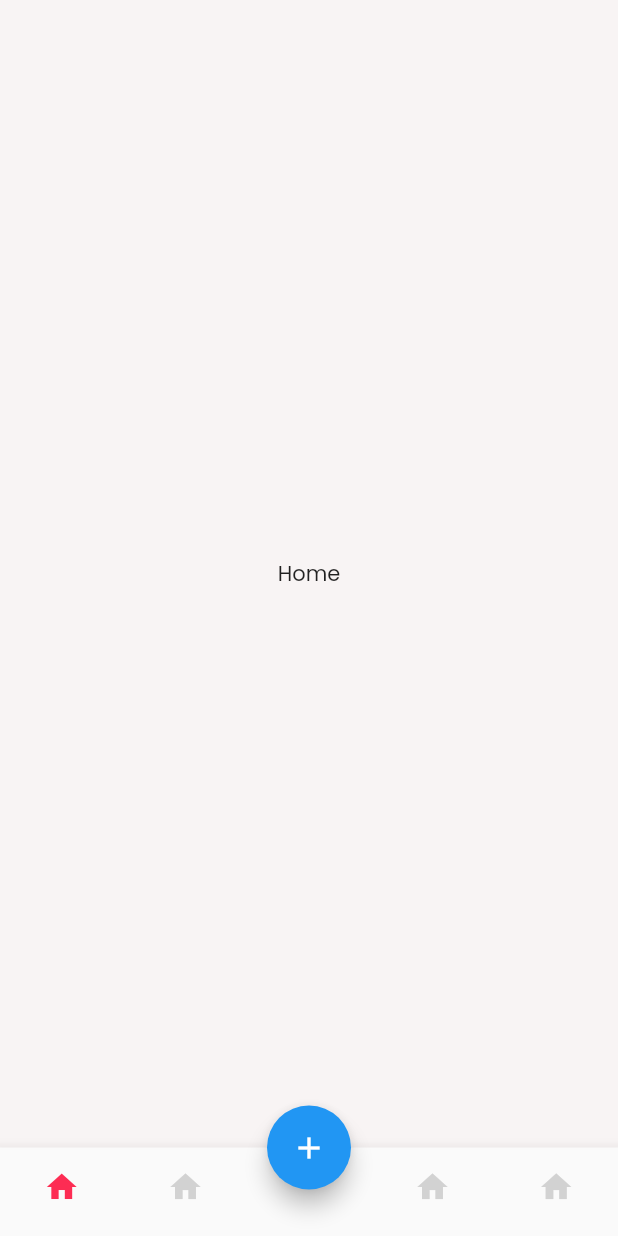
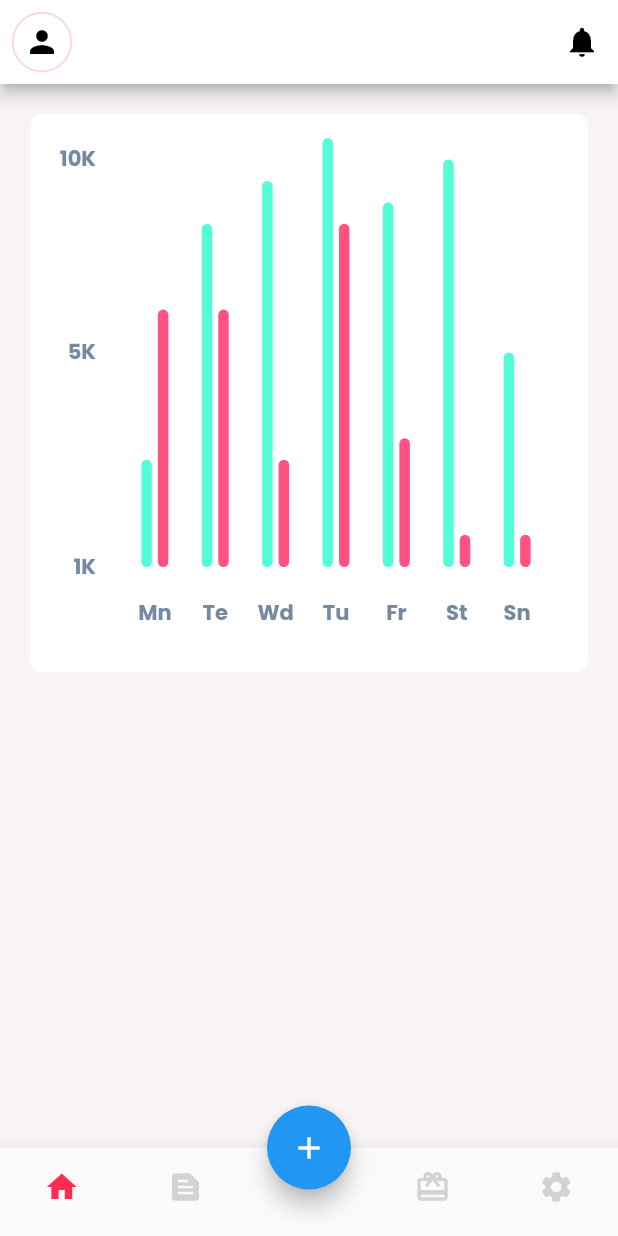
Before and after one commit to mardel17/scan_invoice, a Flutter app: the screen it shows after launch, on a phone screen of 412 x 824 dp. Run offline on Flutter 3.47's test engine with Material 2 defaults, Android fonts, the phone set to English and light mode, and no system bars; drawn by our look-alikes of fl_chart; our stand-ins replace fluttertoast, google_fonts.

Commit message:
home chart

```diff
--- a/lib/view/home/home_screen.dart
+++ b/lib/view/home/home_screen.dart
@@ -1,4 +1,5 @@
 import 'package:flutter/material.dart';
+import 'package:scan_invoice/widget/home_chart.dart';
 
 class HomeScreen extends StatefulWidget {
   const HomeScreen({Key? key}) : super(key: key);
@@ -10,8 +11,14 @@ class HomeScreen extends StatefulWidget {
 class _HomeScreenState extends State<HomeScreen> {
   @override
   Widget build(BuildContext context) {
-    return const Center(
-      child: Text("Home"),
+    return SingleChildScrollView(
+      padding: const EdgeInsets.all(16),
+      child: Column(
+        children: [
+          HomeChart(),
+          SizedBox(height: 16),
+        ],
+      ),
     );
   }
 }
--- a/lib/view/main_page.dart
+++ b/lib/view/main_page.dart
@@ -32,6 +32,24 @@ class _MainPageState extends State<MainPage> {
   Widget build(BuildContext context) {
     return Scaffold(
       backgroundColor: COLOR.BACKGROUND,
+      appBar: AppBar(
+        leading: IconButton(
+          onPressed: () {},
+          icon: Container(
+            height: 58,
+            width: 58,
+            decoration: BoxDecoration(
+                shape: BoxShape.circle, border: Border.all(color: COLOR.RED.withOpacity(0.2))),
+            child: const Icon(Icons.person),
+          ),
+        ),
+        actions: [
+          IconButton(
+            onPressed: () {},
+            icon: const Icon(Icons.notifications),
+          ),
+        ],
+      ),
       body: _screens[_selectedIndex < 2 ? _selectedIndex : _selectedIndex - 1],
       bottomNavigationBar: BottomNavigationBar(
         type: BottomNavigationBarType.fixed,
@@ -42,10 +60,10 @@ class _MainPageState extends State<MainPage> {
         unselectedItemColor: COLOR.MENU_DISABLE,
         items: [
           _getBottomMenuItem(Icons.home),
-          _getBottomMenuItem(Icons.home),
+          _getBottomMenuItem(Icons.text_snippet),
           BottomNavigationBarItem(icon: Container(), label: ""),
-          _getBottomMenuItem(Icons.home),
-          _getBottomMenuItem(Icons.home),
+          _getBottomMenuItem(Icons.card_giftcard),
+          _getBottomMenuItem(Icons.settings),
         ],
         onTap: (i) {
           setState(() {
--- /dev/null
+++ b/lib/widget/home_chart.dart
@@ -0,0 +1,239 @@
+import 'package:fl_chart/fl_chart.dart';
+import 'package:flutter/cupertino.dart';
+import 'package:flutter/material.dart';
+
+class HomeChart extends StatefulWidget {
+  const HomeChart({Key? key}) : super(key: key);
+
+  @override
+  State<StatefulWidget> createState() => HomeChartState();
+}
+
+class HomeChartState extends State<HomeChart> {
+  final Color leftBarColor = const Color(0xff53fdd7);
+  final Color rightBarColor = const Color(0xffff5182);
+  final double width = 7;
+
+  late List<BarChartGroupData> rawBarGroups;
+  late List<BarChartGroupData> showingBarGroups;
+
+  int touchedGroupIndex = -1;
+
+  late List<String> _times;
+  late String _selectedTime;
+
+  @override
+  void initState() {
+    super.initState();
+    final barGroup1 = makeGroupData(0, 5, 12);
+    final barGroup2 = makeGroupData(1, 16, 12);
+    final barGroup3 = makeGroupData(2, 18, 5);
+    final barGroup4 = makeGroupData(3, 20, 16);
+    final barGroup5 = makeGroupData(4, 17, 6);
+    final barGroup6 = makeGroupData(5, 19, 1.5);
+    final barGroup7 = makeGroupData(6, 10, 1.5);
+
+    final items = [
+      barGroup1,
+      barGroup2,
+      barGroup3,
+      barGroup4,
+      barGroup5,
+      barGroup6,
+      barGroup7,
+    ];
+
+    rawBarGroups = items;
+
+    showingBarGroups = rawBarGroups;
+
+    _times = ["Fill", "This week", "Today", "Last Day"];
+    _selectedTime = _times.first;
+  }
+
+  @override
+  Widget build(BuildContext context) {
+    return AspectRatio(
+      aspectRatio: 1,
+      child: Card(
+        elevation: 0,
+        shape: RoundedRectangleBorder(borderRadius: BorderRadius.circular(8)),
+        color: Colors.white,
+        child: Padding(
+          padding: const EdgeInsets.all(16),
+          child: Column(
+            crossAxisAlignment: CrossAxisAlignment.stretch,
+            mainAxisAlignment: MainAxisAlignment.spaceBetween,
+            children: <Widget>[
+              // Row(
+              //   children: [
+              //     const Text(
+              //       'Banking',
+              //       style: TextStyle(fontSize: 18, fontWeight: FontWeight.bold),
+              //     ),
+              //     Expanded(
+              //       child: DropdownButtonFormField<String>(
+              //         value: _selectedTime,
+              //         items: _times
+              //             .map<DropdownMenuItem<String>>(
+              //                 (e) => DropdownMenuItem(child: Text(e)))
+              //             .toList(),
+              //         onChanged: (v) {
+              //           if (v != null) {
+              //             setState(() {
+              //               _selectedTime = v;
+              //             });
+              //           }
+              //         },
+              //       ),
+              //     ),
+              //     const SizedBox(
+              //       width: 4,
+              //     ),
+              //     const Text(
+              //       'state',
+              //       style: TextStyle(color: Color(0xff77839a), fontSize: 16),
+              //     ),
+              //   ],
+              // ),
+              // const SizedBox(
+              //   height: 38,
+              // ),
+              Expanded(
+                child: BarChart(
+                  BarChartData(
+                    maxY: 20,
+                    barTouchData: BarTouchData(
+                        touchTooltipData: BarTouchTooltipData(
+                          tooltipBgColor: Colors.grey,
+                          getTooltipItem: (_a, _b, _c, _d) => null,
+                        ),
+                        touchCallback: (FlTouchEvent event, response) {
+                          if (response == null || response.spot == null) {
+                            setState(() {
+                              touchedGroupIndex = -1;
+                              showingBarGroups = List.of(rawBarGroups);
+                            });
+                            return;
+                          }
+
+                          touchedGroupIndex =
+                              response.spot!.touchedBarGroupIndex;
+
+                          setState(() {
+                            if (!event.isInterestedForInteractions) {
+                              touchedGroupIndex = -1;
+                              showingBarGroups = List.of(rawBarGroups);
+                              return;
+                            }
+                            showingBarGroups = List.of(rawBarGroups);
+                            if (touchedGroupIndex != -1) {
+                              var sum = 0.0;
+                              for (var rod
+                                  in showingBarGroups[touchedGroupIndex]
+                                      .barRods) {
+                                sum += rod.y;
+                              }
+                              final avg = sum /
+                                  showingBarGroups[touchedGroupIndex]
+                                      .barRods
+                                      .length;
+
+                              showingBarGroups[touchedGroupIndex] =
+                                  showingBarGroups[touchedGroupIndex].copyWith(
+                                barRods: showingBarGroups[touchedGroupIndex]
+                                    .barRods
+                                    .map((rod) {
+                                  return rod.copyWith(y: avg);
+                                }).toList(),
+                              );
+                            }
+                          });
+                        }),
+                    titlesData: FlTitlesData(
+                      show: true,
+                      rightTitles: SideTitles(showTitles: false),
+                      topTitles: SideTitles(showTitles: false),
+                      bottomTitles: SideTitles(
+                        showTitles: true,
+                        getTextStyles: (context, value) => const TextStyle(
+                            color: Color(0xff7589a2),
+                            fontWeight: FontWeight.bold,
+                            fontSize: 14),
+                        margin: 20,
+                        getTitles: (double value) {
+                          switch (value.toInt()) {
+                            case 0:
+                              return 'Mn';
+                            case 1:
+                              return 'Te';
+                            case 2:
+                              return 'Wd';
+                            case 3:
+                              return 'Tu';
+                            case 4:
+                              return 'Fr';
+                            case 5:
+                              return 'St';
+                            case 6:
+                              return 'Sn';
+                            default:
+                              return '';
+                          }
+                        },
+                      ),
+                      leftTitles: SideTitles(
+                        showTitles: true,
+                        getTextStyles: (context, value) => const TextStyle(
+                            color: Color(0xff7589a2),
+                            fontWeight: FontWeight.bold,
+                            fontSize: 14),
+                        margin: 8,
+                        reservedSize: 28,
+                        interval: 1,
+                        getTitles: (value) {
+                          if (value == 0) {
+                            return '1K';
+                          } else if (value == 10) {
+                            return '5K';
+                          } else if (value == 19) {
+                            return '10K';
+                          } else {
+                            return '';
+                          }
+                        },
+                      ),
+                    ),
+                    borderData: FlBorderData(
+                      show: false,
+                    ),
+                    barGroups: showingBarGroups,
+                    gridData: FlGridData(show: false),
+                  ),
+                ),
+              ),
+              const SizedBox(
+                height: 12,
+              ),
+            ],
+          ),
+        ),
+      ),
+    );
+  }
+
+  BarChartGroupData makeGroupData(int x, double y1, double y2) {
+    return BarChartGroupData(barsSpace: 4, x: x, barRods: [
+      BarChartRodData(
+        y: y1,
+        colors: [leftBarColor],
+        width: width,
+      ),
+      BarChartRodData(
+        y: y2,
+        colors: [rightBarColor],
+        width: width,
+      ),
+    ]);
+  }
+}
```
